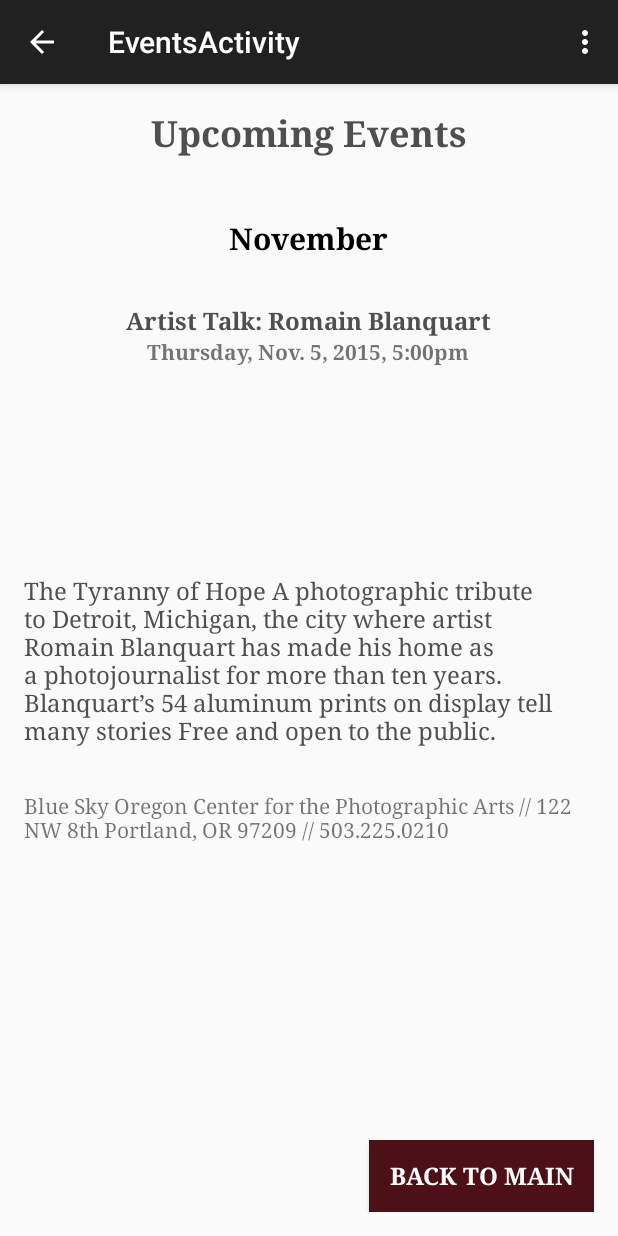
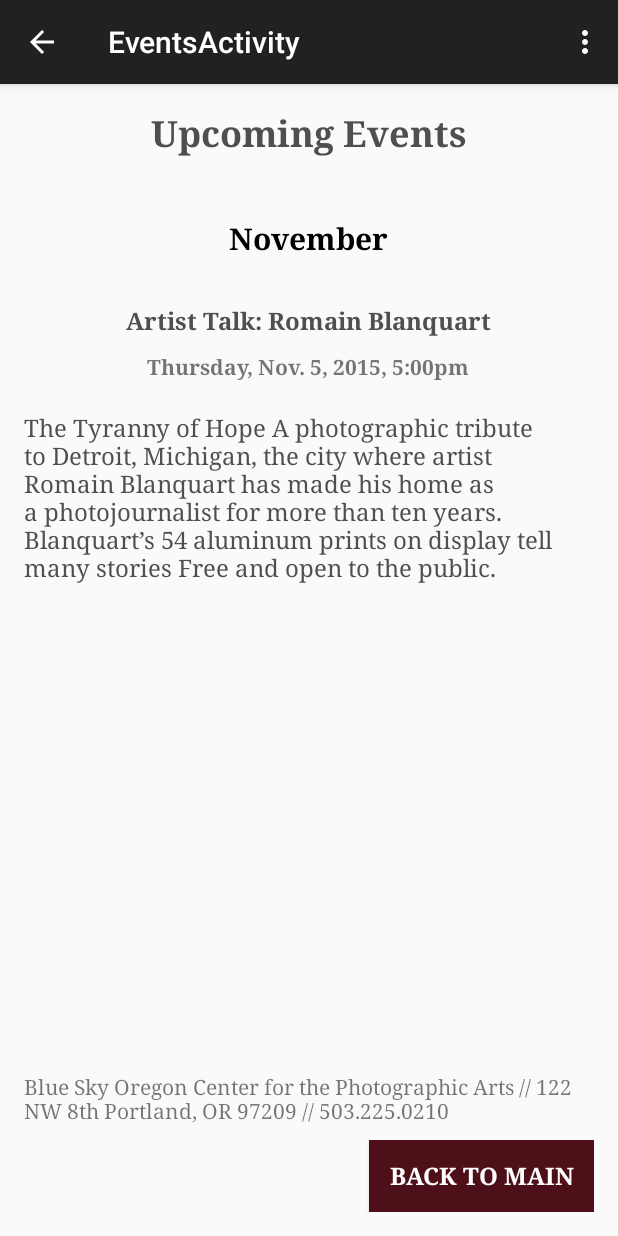
Before and after one commit to seg2136/android-code-review-art-app, an Android app: the EventsActivity screen opened directly, with no data from a screen before it, on a phone screen of 412 x 824 dp. Run offline under Robolectric (Android 15) with nearby library versions, the phone set to English and light mode, and no system bars.

Commit message:
Events info on events page

```diff
--- a/app/src/main/res/layout/activity_events.xml
+++ b/app/src/main/res/layout/activity_events.xml
@@ -60,7 +60,8 @@
         android:textSize="16sp"
         android:textColor="#4f4f4f"
         android:typeface="serif"
-        android:textStyle="bold"/>
+        android:textStyle="bold"
+        android:layout_marginBottom="10dp"/>
 
     <TextView
         android:layout_width="wrap_content"
@@ -71,7 +72,8 @@
         android:layout_centerHorizontal="true"
         android:textSize="14sp"
         android:textStyle="bold"
-        android:typeface="serif"/>
+        android:typeface="serif"
+        android:layout_marginBottom="10dp"/>
 
     <TextView
         android:layout_width="wrap_content"
@@ -82,17 +84,20 @@
         android:layout_centerHorizontal="true"
         android:typeface="serif"
         android:textSize="16sp"
-        android:textColor="#4f4f4f"/>
+        android:textColor="#4f4f4f"
+        android:layout_marginTop="10dp"
+        android:layout_below="@+id/eventDate"/>
 
     <TextView
         android:layout_width="wrap_content"
         android:layout_height="wrap_content"
         android:text="@string/blue_sky_venue_info"
         android:id="@+id/eventVenueInfo"
-        android:layout_below="@+id/eventDescription"
-        android:layout_centerHorizontal="true"
-        android:layout_marginTop="30dp"
         android:textSize="14sp"
-        android:typeface="serif"/>
+        android:typeface="serif"
+        android:layout_above="@+id/mainButton"
+        android:layout_alignRight="@+id/mainButton"
+        android:layout_alignEnd="@+id/mainButton"
+        android:layout_marginBottom="10dp"/>
 
 </RelativeLayout>
```
